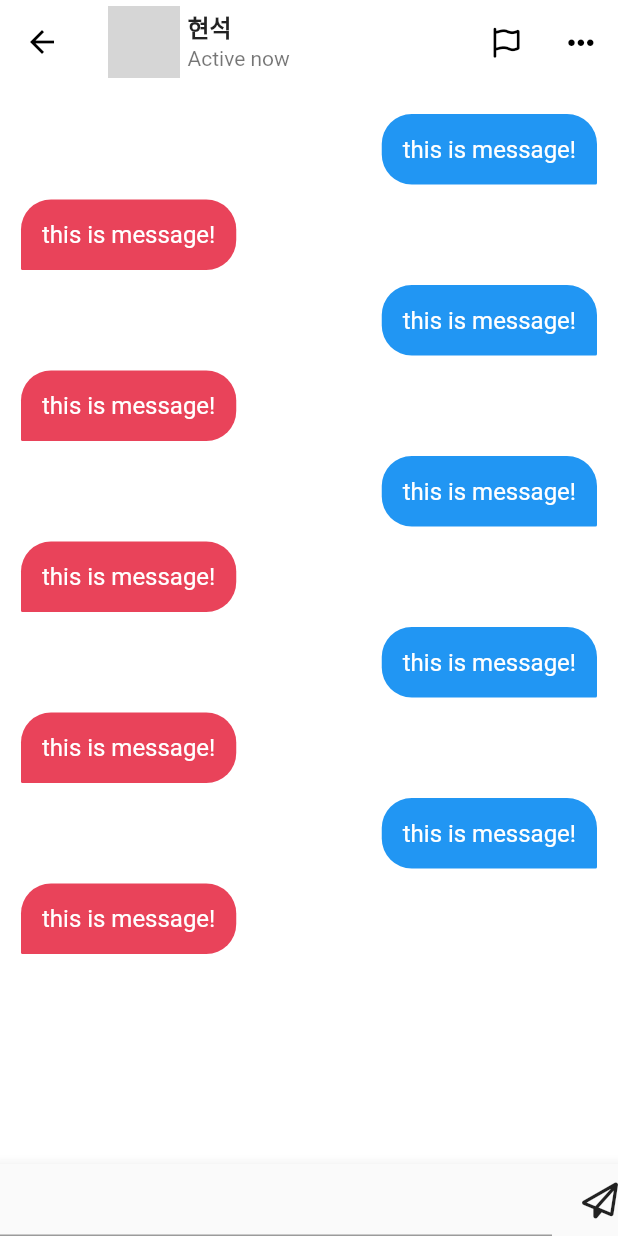
After one commit to Max8Well/tiktok_clone, a Flutter app: the ChatDetailScreen screen opened directly, on a phone screen of 412 x 824 dp. The commit adds this screen. Run offline on Flutter 3.47's test engine with Material 2 defaults, Android fonts, the phone set to English and light mode, and no system bars; our stand-ins replace font_awesome_flutter, video_player, visibility_detector; network calls fail; grey boxes are pictures that could not be loaded.

Commit message:
230428 chats finish

```diff
--- /dev/null
+++ b/lib/features/videos/inbox/chat_detail_screen.dart
@@ -0,0 +1,121 @@
+import 'package:flutter/material.dart';
+import 'package:font_awesome_flutter/font_awesome_flutter.dart';
+import 'package:tiktok_clone/constants/gaps.dart';
+import 'package:tiktok_clone/constants/sizes.dart';
+
+class ChatDetailScreen extends StatefulWidget {
+  const ChatDetailScreen({super.key});
+
+  @override
+  State<ChatDetailScreen> createState() => _ChatDetailScreenState();
+}
+
+class _ChatDetailScreenState extends State<ChatDetailScreen> {
+  @override
+  Widget build(BuildContext context) {
+    return Scaffold(
+      appBar: AppBar(
+        title: const ListTile(
+          contentPadding: EdgeInsets.zero,
+          horizontalTitleGap: Sizes.size5,
+          leading: CircleAvatar(
+            radius: Sizes.size24,
+            foregroundImage: NetworkImage("url"),
+            child: Text("HS"),
+          ),
+          title: Text(
+            '현석',
+            style: TextStyle(
+              fontWeight: FontWeight.w600,
+            ),
+          ),
+          subtitle: Text('Active now'),
+          trailing: Row(
+            mainAxisSize: MainAxisSize.min,
+            children: [
+              FaIcon(
+                FontAwesomeIcons.flag,
+                color: Colors.black,
+                size: Sizes.size20,
+              ),
+              Gaps.h32,
+              FaIcon(
+                FontAwesomeIcons.ellipsis,
+                color: Colors.black,
+                size: Sizes.size20,
+              ),
+            ],
+          ),
+        ),
+      ),
+      body: Stack(
+        children: [
+          ListView.separated(
+            padding: const EdgeInsets.symmetric(
+              vertical: Sizes.size20,
+              horizontal: Sizes.size14,
+            ),
+            itemBuilder: (context, index) {
+              final isMine = index % 2 == 0;
+              return Row(
+                mainAxisSize: MainAxisSize.min,
+                mainAxisAlignment:
+                    isMine ? MainAxisAlignment.end : MainAxisAlignment.start,
+                children: [
+                  Container(
+                    padding: const EdgeInsets.all(Sizes.size14),
+                    decoration: BoxDecoration(
+                        color: isMine
+                            ? Colors.blue
+                            : Theme.of(context).primaryColor,
+                        borderRadius: BorderRadius.only(
+                          topLeft: const Radius.circular(
+                            Sizes.size20,
+                          ),
+                          topRight: const Radius.circular(
+                            Sizes.size20,
+                          ),
+                          bottomLeft: Radius.circular(
+                            isMine ? Sizes.size20 : Sizes.size1,
+                          ),
+                          bottomRight: Radius.circular(
+                            isMine ? Sizes.size1 : Sizes.size20,
+                          ),
+                        )),
+                    child: const Text(
+                      "this is message!",
+                      style: TextStyle(
+                        color: Colors.white,
+                        fontSize: Sizes.size16,
+                      ),
+                    ),
+                  ),
+                ],
+              );
+            },
+            separatorBuilder: (context, index) => Gaps.v10,
+            itemCount: 10,
+          ),
+          Positioned(
+            bottom: 0,
+            width: MediaQuery.of(context).size.width,
+            child: BottomAppBar(
+              color: Colors.grey.shade50,
+              child: Row(
+                children: [
+                  const Expanded(child: TextField()),
+                  Gaps.h20,
+                  Container(
+                    child: const FaIcon(
+                      FontAwesomeIcons.paperPlane,
+                    ),
+                  )
+                ],
+              ),
+            ),
+          )
+        ],
+      ),
+    );
+  }
+}
```
Also changed, not shown: lib/features/videos/inbox/chats_screen.dart (+84 -27 lines).
